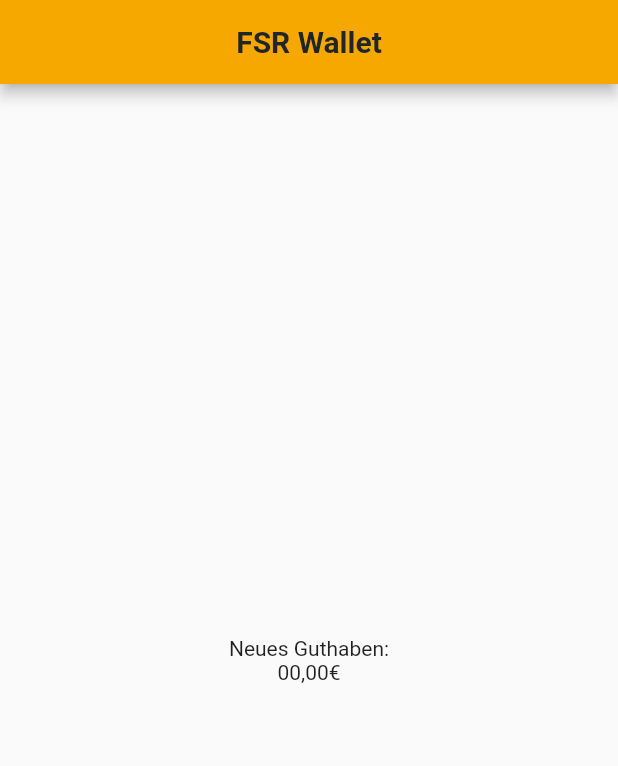
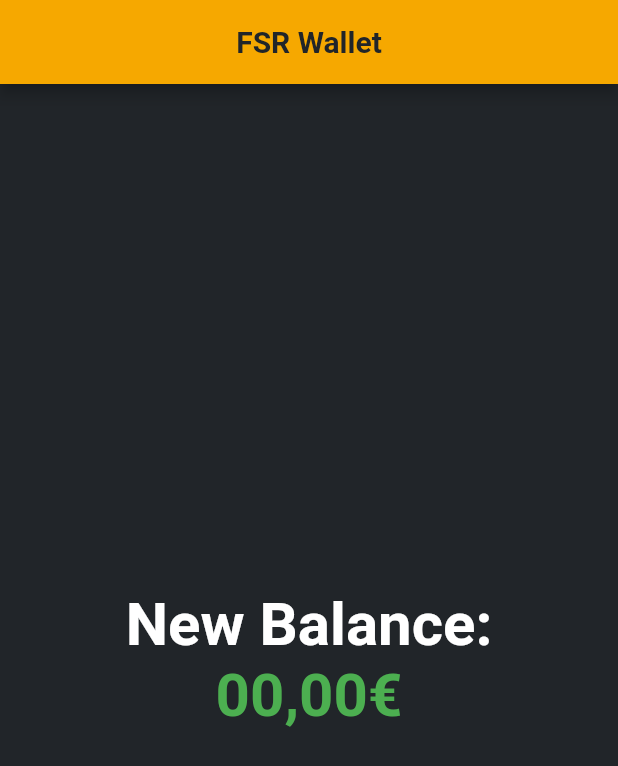
Before and after one commit to UliPrantz/HPI-FSR-Pi-Terminal, a Flutter app: the CheckoutScreen screen opened directly with empty values, on a phone screen of 412 x 824 dp. Shown: the top 766 px of the screen. Run offline on Flutter 3.47's test engine with Material 2 defaults, Android fonts, the phone set to English and light mode, and no system bars; our stand-ins replace auto_route, bloc, equatable, flutter_bloc, fpdart, get_it and 4 more; missing offline and left inert: dart:ffi, window_size; generated files the repository leaves out were written again; network calls fail.

Commit message:
Bug fixes and added error handing

```diff
--- a/lib/application/pairing/pairing_state.dart
+++ b/lib/application/pairing/pairing_state.dart
@@ -5,7 +5,8 @@ import 'package:terminal_frontend/domain/user/user.dart';
 
 enum PairingProcessState {
   notPairedYet,
-  pairingFaild,
+  pairingNotPossible,
+  pairingTokenNotFound,
   pairingSucceeded,
 }
 class PairingState with EquatableMixin {
--- a/lib/domain/core/basic_failures.dart
+++ b/lib/domain/core/basic_failures.dart
@@ -5,7 +5,7 @@ abstract class HttpFailure extends Failure {}
 class AuthFailure extends HttpFailure {}
 class ConnectionFailure extends HttpFailure {}
 class InvalidRequest extends HttpFailure {}
-class PairingTokenExpired extends HttpFailure {}
+class PairingTokenNotFound extends HttpFailure {}
 class UserNotFound extends HttpFailure {}
 
 // --RfidFailures--
--- a/lib/infrastructure/pairing/pairing_dto.dart
+++ b/lib/infrastructure/pairing/pairing_dto.dart
@@ -8,6 +8,8 @@ part 'pairing_dto.g.dart';
 class PairingDto {
   @JsonKey(ignore: true)
   final String tokenId;
+
+  @JsonKey(name: 'pairing_code')
   final String pairingCode;
 
   PairingDto({required this.tokenId, required this.pairingCode});
--- a/lib/infrastructure/pairing/pairing_service.dart
+++ b/lib/infrastructure/pairing/pairing_service.dart
@@ -11,8 +11,8 @@ import 'package:terminal_frontend/infrastructure/pairing/pairing_dto.dart';
 import 'package:terminal_frontend/infrastructure/user/user_dto.dart';
 
 class PairingService extends PairingServiceInterface {
-  // actual endpoint: /pos/wallets/token/<TOKEN_ID>
-  static const String endpoint = "/pos/wallets/token/"; // end with <TOKEN_ID>!!! //PUT
+  // actual endpoint: /pos/wallets/token/<TOKEN_ID> //PUT
+  static const String endpoint = "/pos/wallets/token/";
 
   final CachedHttpClient httpClient;
 
@@ -36,7 +36,7 @@ class PairingService extends PairingServiceInterface {
       case 401:
         return Either.left(AuthFailure());
       case 404:
-        return Either.left(PairingTokenExpired());
+        return Either.left(PairingTokenNotFound());
     }
 
     final UserDto userDto = UserDto.fromJson(response.bodyAsMap);
--- a/lib/infrastructure/shopping/shopping_dto.dart
+++ b/lib/infrastructure/shopping/shopping_dto.dart
@@ -10,13 +10,12 @@ part 'shopping_dto.g.dart';
 // Just a quick and dirty Random-String-Generator
 const String _chars = 'AaBbCcDdEeFfGgHhIiJjKkLlMmNnOoPpQqRrSsTtUuVvWwXxYyZz1234567890';
 final Random _rnd = Random();
-
 String getRandomString(int length) => String.fromCharCodes(Iterable.generate(
     length, (_) => _chars.codeUnitAt(_rnd.nextInt(_chars.length))));
 
 
 // declaring the default tag
-const String defaultTag = "Purchase";
+const String defaultTag = "purchase";
 
 @JsonSerializable(explicitToJson: true, createFactory: false)
 class ShoppingDto {
--- a/lib/infrastructure/shopping/shopping_service.dart
+++ b/lib/infrastructure/shopping/shopping_service.dart
@@ -21,6 +21,7 @@ class ShoppingService extends ShoppingServiceInterface {
   @override
   Future<Either<HttpFailure, Unit>> sendCheckoutTransaction(ShoppingData shoppingData, String tokenId) async {
     final String uri = "$endpointStart$tokenId$endpointEnd";
+    shoppingData.copyWith(transactionDescription: "adsfasdf");
     final String body = jsonEncode(ShoppingDto.fromDomain(shoppingData: shoppingData));
 
     Response response;
--- a/lib/presentation/checkout_screen/checkout_screen.dart
+++ b/lib/presentation/checkout_screen/checkout_screen.dart
@@ -2,26 +2,39 @@ import 'package:flutter/material.dart';
 
 import 'package:terminal_frontend/presentation/core/app_bar.dart';
 import 'package:terminal_frontend/presentation/core/format_extensions.dart';
+import 'package:terminal_frontend/presentation/core/styles/styles.dart';
 
 class CheckoutScreen extends StatelessWidget {
   final String newBalance;
+  final Color textColor;
 
   CheckoutScreen({
     Key? key,
     required int newBalance
   }) :
     newBalance = newBalance.toEuroString(),
+    textColor = newBalance.isNegative ? Colors.red : Colors.green,
     super(key: key);
 
   @override
   Widget build(BuildContext context) {
     return Scaffold(
       appBar: FsrWalletAppBar(),
+      backgroundColor: AppColors.darkGrey,
       body: Center(
-        child: Text(
-          "Neues Guthaben:\n$newBalance",
+        child: RichText(
           textAlign: TextAlign.center,
-        ),
+          text: TextSpan(
+            text: "New Balance:\n",
+            style: TextStyles.checkOutScreenText,
+            children: [
+              TextSpan(
+                text: newBalance,
+                style: TextStyles.checkOutScreenText.copyWith(color: textColor)
+              )
+            ]
+          )
+        )
       ),
     );
   }
--- a/lib/presentation/core/styles/text_styles.dart
+++ b/lib/presentation/core/styles/text_styles.dart
@@ -46,4 +46,10 @@ class TextStyles {
     fontSize: 30.0,
     fontWeight: FontWeight.bold
   );
+
+  static const TextStyle checkOutScreenText = TextStyle(
+    color: AppColors.white,
+    fontSize: 40.0,
+    fontWeight: FontWeight.bold
+  );
 }
--- a/lib/presentation/start_screen/start_screen.dart
+++ b/lib/presentation/start_screen/start_screen.dart
@@ -22,7 +22,7 @@ class StartScreen extends StatelessWidget {
       listener: (context, state) {
         if (state.loadingState == LoadingState.loadingSucceeded) {
           //AutoRouter.of(context).replace(ChipScanScreenRoute()); TODO change
-          AutoRouter.of(context).push(ShopScreenRoute(items: state.terminalMetaData.items, tag: "", tokenId: ""));
+          AutoRouter.of(context).push(ShopScreenRoute(items: state.terminalMetaData.items, tag: "coffee", tokenId: "4c12121212124c"));
         }
       },
       builder: (context, state) {
```
Also changed, not shown: lib/application/pairing/pairing_cubit.dart (+13 -1 lines), lib/application/shopping/shopping_cubit.dart (+4 -4 lines), lib/domain/user/user.dart (+4 -6 lines), lib/infrastructure/user/user_dto.dart (+4 -4 lines), lib/injection_container.dart (+5 -4 lines), lib/presentation/core/snack_bar.dart (added, +26 -0 lines), lib/presentation/pairing_screen/pairing_screen.dart (+16 -4 lines).
